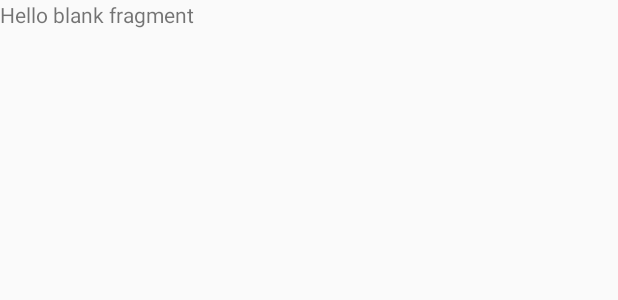
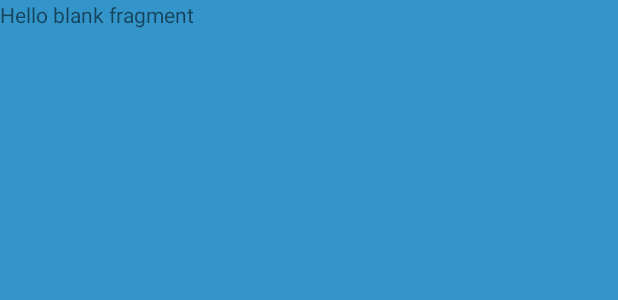
Before and after one commit to MaTTerCuBe/IntentCompanionApp, an Android app: the layout fragment_welcome.xml on its own in the app's theme, with its tools: preview values and no code run, on a phone screen of 412 x 824 dp. Shown: the top 300 px of the screen. Run offline under Robolectric (Android 15) with nearby library versions, the phone set to English and light mode, and no system bars.

Commit message:
added dimensions resource file as well started improving welcome layout

```diff
--- a/app/src/main/res/layout/fragment_welcome.xml
+++ b/app/src/main/res/layout/fragment_welcome.xml
@@ -1,9 +1,10 @@
 <?xml version="1.0" encoding="utf-8"?>
-<FrameLayout xmlns:android="http://schemas.android.com/apk/res/android"
+<androidx.constraintlayout.widget.ConstraintLayout xmlns:android="http://schemas.android.com/apk/res/android"
+    xmlns:app="http://schemas.android.com/apk/res-auto"
     xmlns:tools="http://schemas.android.com/tools"
     android:layout_width="match_parent"
     android:layout_height="match_parent"
-    tools:context=".WelcomeFragment">
+    android:background="@color/colorPrimary">
 
     <!-- TODO: Update blank fragment layout -->
     <TextView
@@ -11,4 +12,4 @@
         android:layout_height="match_parent"
         android:text="@string/hello_blank_fragment" />
 
-</FrameLayout>
+</androidx.constraintlayout.widget.ConstraintLayout>
--- a/app/src/main/res/values/colors.xml
+++ b/app/src/main/res/values/colors.xml
@@ -1,6 +1,12 @@
 <?xml version="1.0" encoding="utf-8"?>
+
 <resources>
-    <color name="colorPrimary">#008577</color>
+    <color name="colorPrimary">#3395CA</color>
     <color name="colorPrimaryDark">#00574B</color>
     <color name="colorAccent">#D81B60</color>
+    <color name="second_button">#84B6B8</color>
+    <color name="not_approved">#C6E04C4C</color>
+    <color name="approved">#C667E04C</color>
+    <color name="android_default">#8a000000</color>
+
 </resources>
```
Also changed, not shown: app/src/main/res/values/dimensions.xml (added, +12 -0 lines).
